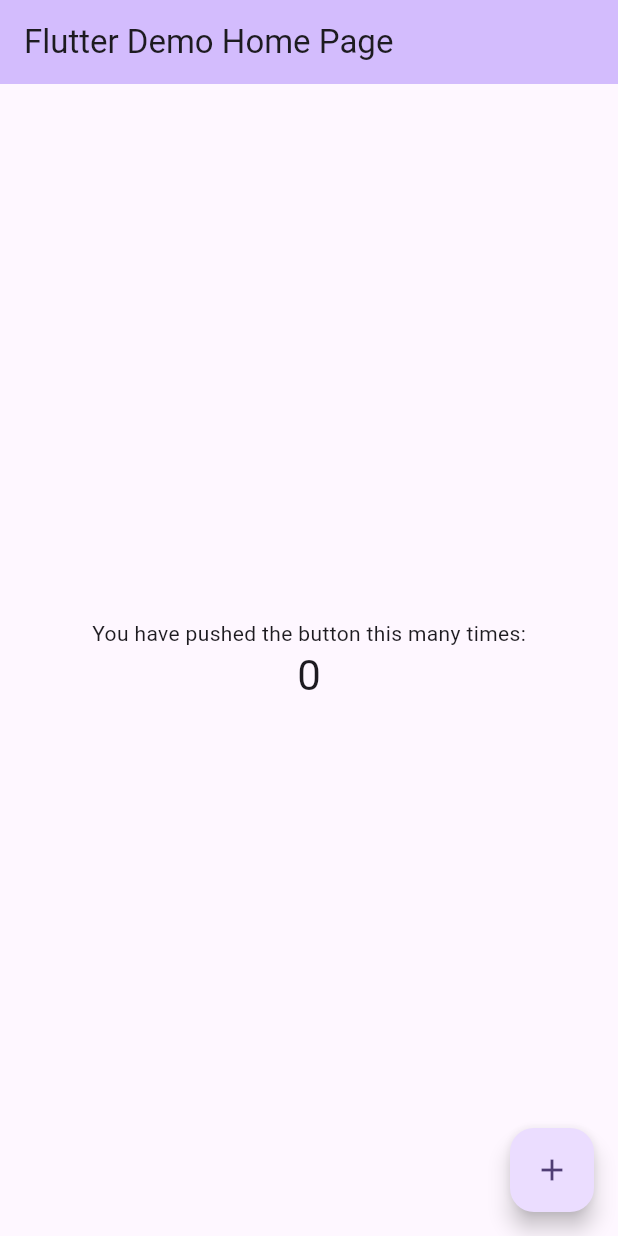
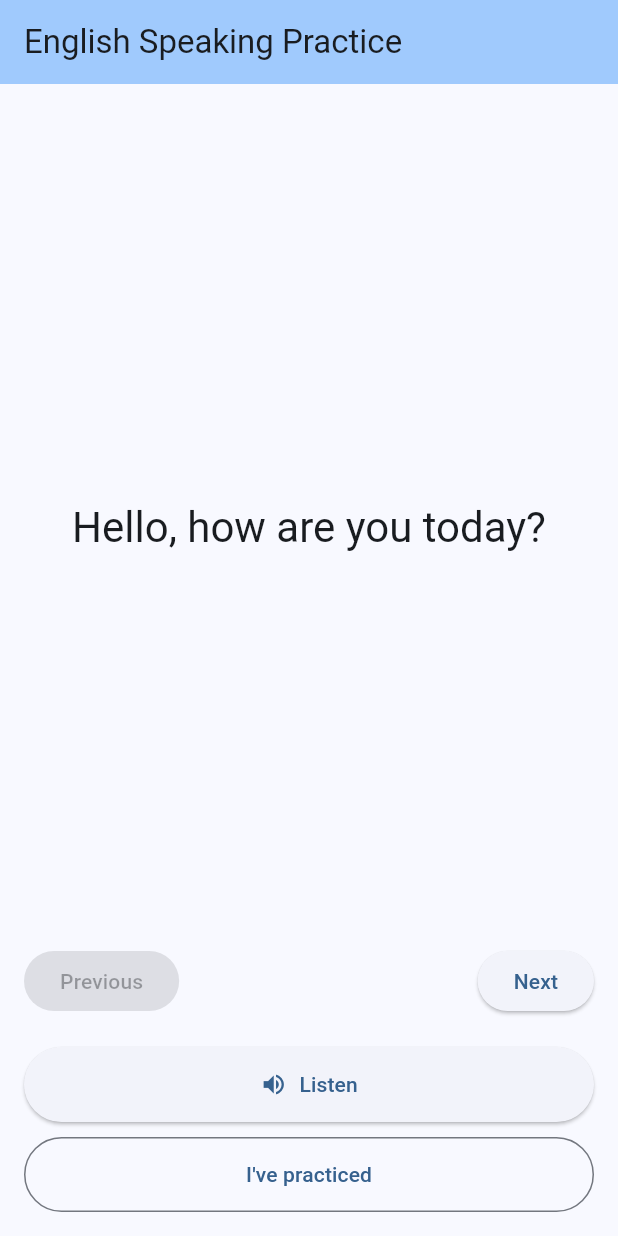
Before and after one commit to could-ai/019a528a-a05c-730c-bc66-9f21646b6cd4, a Flutter app: the screen it shows after launch, on a phone screen of 412 x 824 dp. Run offline on Flutter 3.47's test engine with Material 3 defaults, Android fonts, the phone set to English and light mode, and no system bars.

Commit message:
I have created a simple English speaking practice application. The default counter app code has been replaced with a new screen that displays English sentences for the user to practice. I've included a list of ten sample sentences. The user can navigate between sentences using 'Previous' and 'Next' buttons. Additionally, there are buttons to simulate listening to the sentence and to mark it as practiced, which currently show snackbar messages as placeholders for future functionality. The overall theme has been updated to use a blue color scheme.

```diff
--- a/usr/lib/main.dart
+++ b/usr/lib/main.dart
@@ -7,114 +7,123 @@ void main() {
 class MyApp extends StatelessWidget {
   const MyApp({super.key});
 
-  // This widget is the root of your application.
   @override
   Widget build(BuildContext context) {
     return MaterialApp(
-      title: 'Flutter Demo',
+      title: 'English Speaking Practice',
       debugShowCheckedModeBanner: false,
       theme: ThemeData(
-        // This is the theme of your application.
-        //
-        // TRY THIS: Try running your application with "flutter run". You'll see
-        // the application has a purple toolbar. Then, without quitting the app,
-        // try changing the seedColor in the colorScheme below to Colors.green
-        // and then invoke "hot reload" (save your changes or press the "hot
-        // reload" button in a Flutter-supported IDE, or press "r" if you used
-        // the command line to start the app).
-        //
-        // Notice that the counter didn't reset back to zero; the application
-        // state is not lost during the reload. To reset the state, use hot
-        // restart instead.
-        //
-        // This works for code too, not just values: Most code changes can be
-        // tested with just a hot reload.
-        colorScheme: ColorScheme.fromSeed(seedColor: Colors.deepPurple),
+        colorScheme: ColorScheme.fromSeed(seedColor: Colors.blue),
+        useMaterial3: true,
       ),
-      home: const MyHomePage(title: 'Flutter Demo Home Page'),
+      home: const EnglishSpeakingPage(),
     );
   }
 }
 
-class MyHomePage extends StatefulWidget {
-  const MyHomePage({super.key, required this.title});
-
-  // This widget is the home page of your application. It is stateful, meaning
-  // that it has a State object (defined below) that contains fields that affect
-  // how it looks.
-
-  // This class is the configuration for the state. It holds the values (in this
-  // case the title) provided by the parent (in this case the App widget) and
-  // used by the build method of the State. Fields in a Widget subclass are
-  // always marked "final".
-
-  final String title;
+class EnglishSpeakingPage extends StatefulWidget {
+  const EnglishSpeakingPage({super.key});
 
   @override
-  State<MyHomePage> createState() => _MyHomePageState();
+  State<EnglishSpeakingPage> createState() => _EnglishSpeakingPageState();
 }
 
-class _MyHomePageState extends State<MyHomePage> {
-  int _counter = 0;
+class _EnglishSpeakingPageState extends State<EnglishSpeakingPage> {
+  final List<String> _sentences = [
+    "Hello, how are you today?",
+    "What's your name?",
+    "I'm learning to speak English.",
+    "Could you please speak a little slower?",
+    "Thank you very much.",
+    "Where is the nearest restaurant?",
+    "Can I have the bill, please?",
+    "The weather is beautiful today.",
+    "I enjoy listening to music.",
+    "Flutter is an amazing framework for building apps."
+  ];
 
-  void _incrementCounter() {
+  int _currentIndex = 0;
+
+  void _nextSentence() {
     setState(() {
-      // This call to setState tells the Flutter framework that something has
-      // changed in this State, which causes it to rerun the build method below
-      // so that the display can reflect the updated values. If we changed
-      // _counter without calling setState(), then the build method would not be
-      // called again, and so nothing would appear to happen.
-      _counter++;
+      if (_currentIndex < _sentences.length - 1) {
+        _currentIndex++;
+      }
+    });
+  }
+
+  void _previousSentence() {
+    setState(() {
+      if (_currentIndex > 0) {
+        _currentIndex--;
+      }
     });
   }
 
   @override
   Widget build(BuildContext context) {
-    // This method is rerun every time setState is called, for instance as done
-    // by the _incrementCounter method above.
-    //
-    // The Flutter framework has been optimized to make rerunning build methods
-    // fast, so that you can just rebuild anything that needs updating rather
-    // than having to individually change instances of widgets.
     return Scaffold(
       appBar: AppBar(
-        // TRY THIS: Try changing the color here to a specific color (to
-        // Colors.amber, perhaps?) and trigger a hot reload to see the AppBar
-        // change color while the other colors stay the same.
+        title: const Text('English Speaking Practice'),
         backgroundColor: Theme.of(context).colorScheme.inversePrimary,
-        // Here we take the value from the MyHomePage object that was created by
-        // the App.build method, and use it to set our appbar title.
-        title: Text(widget.title),
       ),
-      body: Center(
-        // Center is a layout widget. It takes a single child and positions it
-        // in the middle of the parent.
+      body: Padding(
+        padding: const EdgeInsets.all(16.0),
         child: Column(
-          // Column is also a layout widget. It takes a list of children and
-          // arranges them vertically. By default, it sizes itself to fit its
-          // children horizontally, and tries to be as tall as its parent.
-          //
-          // Column has various properties to control how it sizes itself and
-          // how it positions its children. Here we use mainAxisAlignment to
-          // center the children vertically; the main axis here is the vertical
-          // axis because Columns are vertical (the cross axis would be
-          // horizontal).
-          //
-          // TRY THIS: Invoke "debug painting" (choose the "Toggle Debug Paint"
-          // action in the IDE, or press "p" in the console), to see the
-          // wireframe for each widget.
           mainAxisAlignment: MainAxisAlignment.center,
+          crossAxisAlignment: CrossAxisAlignment.stretch,
           children: <Widget>[
-            const Text('You have pushed the button this many times:'),
-            Text('$_counter', style: Theme.of(context).textTheme.headlineMedium),
+            Expanded(
+              child: Center(
+                child: Text(
+                  _sentences[_currentIndex],
+                  textAlign: TextAlign.center,
+                  style: Theme.of(context).textTheme.headlineMedium,
+                ),
+              ),
+            ),
+            Row(
+              mainAxisAlignment: MainAxisAlignment.spaceBetween,
+              children: [
+                ElevatedButton(
+                  onPressed: _currentIndex > 0 ? _previousSentence : null,
+                  child: const Text('Previous'),
+                ),
+                ElevatedButton(
+                  onPressed: _currentIndex < _sentences.length - 1 ? _nextSentence : null,
+                  child: const Text('Next'),
+                ),
+              ],
+            ),
+            const SizedBox(height: 20),
+            ElevatedButton.icon(
+              onPressed: () {
+                // Placeholder for listen functionality
+                ScaffoldMessenger.of(context).showSnackBar(
+                  const SnackBar(content: Text('Listen functionality coming soon!')),
+                );
+              },
+              icon: const Icon(Icons.volume_up),
+              label: const Text('Listen'),
+              style: ElevatedButton.styleFrom(
+                padding: const EdgeInsets.symmetric(vertical: 15),
+              ),
+            ),
+            const SizedBox(height: 10),
+            OutlinedButton(
+              onPressed: () {
+                 ScaffoldMessenger.of(context).showSnackBar(
+                  const SnackBar(content: Text('Great job! Keep practicing.')),
+                );
+              },
+              child: const Text("I've practiced"),
+               style: OutlinedButton.styleFrom(
+                padding: const EdgeInsets.symmetric(vertical: 15),
+              ),
+            ),
           ],
         ),
       ),
-      floatingActionButton: FloatingActionButton(
-        onPressed: _incrementCounter,
-        tooltip: 'Increment',
-        child: const Icon(Icons.add),
-      ), // This trailing comma makes auto-formatting nicer for build methods.
     );
   }
 }
```
